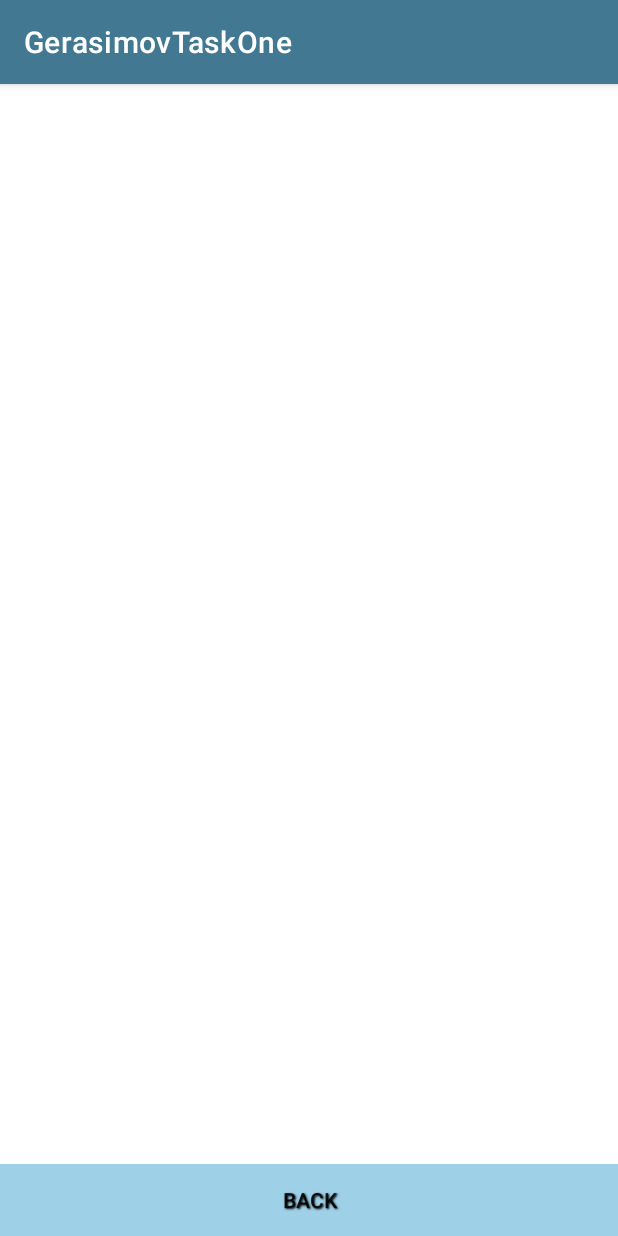
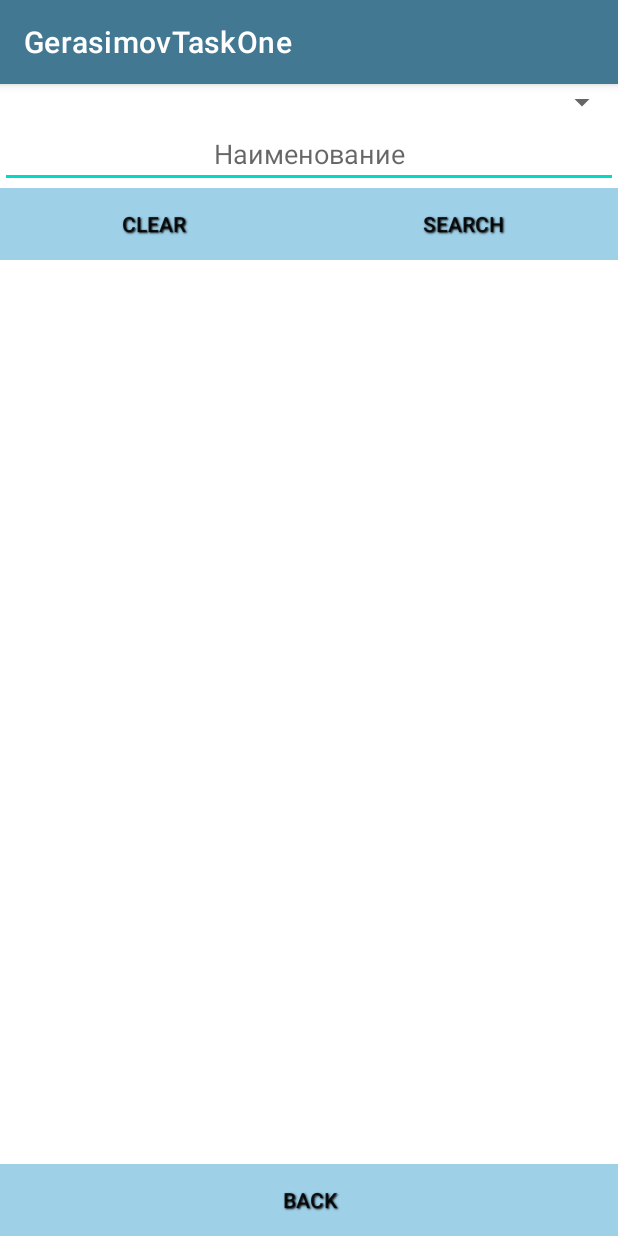
Before and after one commit to JUNEDEVERY/taskoneEND, an Android app: the ThreeWindow screen opened directly, with no data from a screen before it, on a phone screen of 412 x 824 dp. Run offline under Robolectric (Android 15) with nearby library versions, the phone set to English and light mode, and no system bars.

Commit message:
add image +  search, order

```diff
--- a/app/src/main/res/layout/activity_three_window.xml
+++ b/app/src/main/res/layout/activity_three_window.xml
@@ -1,12 +1,82 @@
 <?xml version="1.0" encoding="utf-8"?>
 <androidx.constraintlayout.widget.ConstraintLayout xmlns:android="http://schemas.android.com/apk/res/android"
     xmlns:app="http://schemas.android.com/apk/res-auto"
+    xmlns:tools="http://schemas.android.com/tools"
     android:layout_width="match_parent"
     android:layout_height="match_parent"
-    xmlns:tools="http://schemas.android.com/tools"
-    tools:context=".ThreeWindow"
+
+    tools:context=".ThreeWindow">
+
+
+    <TableRow
+        android:id="@+id/tablerow1"
+        android:layout_width="match_parent"
+        android:layout_height="wrap_content"
+        app:layout_constraintEnd_toEndOf="parent"
+        app:layout_constraintStart_toStartOf="parent"
+        app:layout_constraintTop_toBottomOf="@id/editText1"
+        app:layout_constraintTop_toTopOf="parent"
+        >
+        <Spinner
+            android:id="@+id/spinner1"
+            android:layout_width="0dp"
+            android:layout_weight="1"
+            android:entries="@array/spinner1"
+            android:layout_gravity="center"
+            android:layout_height="wrap_content" />
+    </TableRow>
+
+
+    <EditText
+        android:id="@+id/editText1"
+        android:layout_width="0dp"
+        android:layout_height="wrap_content"
+        android:gravity="center"
+        android:hint="Наименование"
+        app:layout_constraintEnd_toEndOf="parent"
+        app:layout_constraintStart_toStartOf="parent"
+        app:layout_constraintTop_toBottomOf="@+id/tablerow1" />
+
+
+
+    <TableRow
+    android:id="@+id/tableRow3"
+    android:layout_width="match_parent"
+    android:layout_height="wrap_content"
+    app:layout_constraintEnd_toEndOf="parent"
+    app:layout_constraintStart_toStartOf="parent"
+    app:layout_constraintTop_toBottomOf="@id/editText1"
 
     >
+
+        <androidx.appcompat.widget.AppCompatButton
+            android:id="@+id/btnClear"
+            android:layout_width="0dp"
+            android:layout_height="wrap_content"
+            android:layout_weight="1"
+            android:background="#9ED0E8"
+            android:onClick="Clear"
+            android:shadowColor="@color/black"
+            android:shadowDx="1"
+            android:shadowDy="1"
+            android:shadowRadius="1"
+            android:text="Clear" />
+
+        <androidx.appcompat.widget.AppCompatButton
+
+            android:id="@+id/btnSearch"
+            android:layout_width="0dp"
+            android:layout_height="wrap_content"
+            android:layout_weight="1"
+            android:background="#9ED0E8"
+            android:onClick="SearchMenu"
+            android:shadowColor="@color/black"
+            android:shadowDx="1"
+            android:shadowDy="1"
+            android:shadowRadius="1"
+            android:text="Search" />
+</TableRow>
+
 
 
     <TableRow
@@ -40,7 +110,8 @@
         app:layout_constraintBottom_toTopOf="@+id/tableRow"
         app:layout_constraintEnd_toEndOf="parent"
         app:layout_constraintStart_toStartOf="parent"
-        app:layout_constraintTop_toTopOf="parent">
+        app:layout_constraintTop_toBottomOf="@+id/tableRow3"
+        app:layout_constraintVertical_bias="1.0">
 
     </TableLayout>
 
--- a/app/src/main/res/values/strings.xml
+++ b/app/src/main/res/values/strings.xml
@@ -8,5 +8,11 @@
     <string name="NEXT">NEXT WINDOW</string>
     <string name="Con">Conclusion</string>
 
+    <string-array name="spinner1">
+        <item></item>
+        <item>Price</item>
+        <item>Weight</item>
+    </string-array>
+
 
 </resources>
```
Also changed, not shown: app/src/main/java/com/example/gerasimovtaskone/FourWindow.java (+109 -1 lines), app/src/main/java/com/example/gerasimovtaskone/ThreeWindow.java (+42 -3 lines), app/src/main/res/layout/activity_four_window.xml (+25 -0 lines), app/src/main/res/drawable/nonephoto.png (added).
